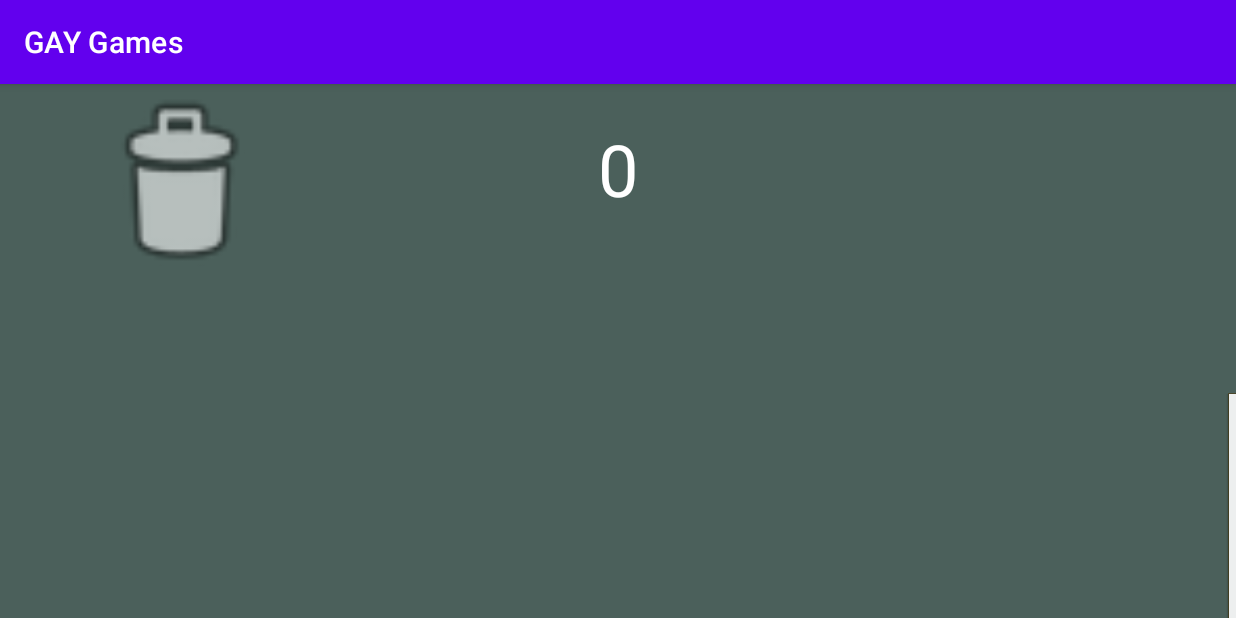
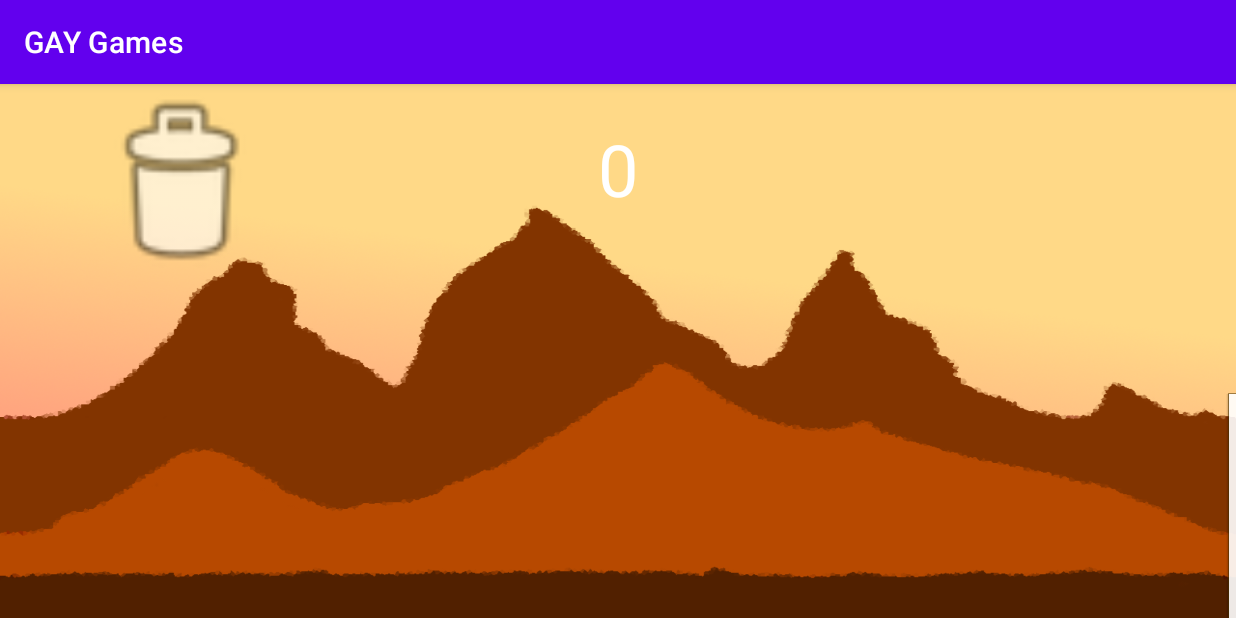
Before and after one commit to YusufHosny/GAYGames, an Android app: the RunnerActivity screen opened directly, with no data from a screen before it, on a phone screen of 824 x 412 dp (held sideways). Run offline under Robolectric (Android 15) with nearby library versions, the phone set to English and light mode, and no system bars; our stand-ins replace Volley; network calls fail.

Commit message:
Added Parallax Background to runner game, and added leaderboard score updates automatically

```diff
--- a/app/src/main/java/games/general/Leaderboard.java
+++ b/app/src/main/java/games/general/Leaderboard.java
@@ -78,9 +78,9 @@ public class Leaderboard {
         // sort arraylist with comparator that sorts by value, then key for same values
         entryList.sort((e1, e2) -> {
             if (e1.getValue().equals(e2.getValue())) {
-                return e1.getKey().compareTo(e2.getKey());
+                return - e1.getKey().compareTo(e2.getKey());
             }
-            return e1.getValue().compareTo(e2.getValue());
+            return - e1.getValue().compareTo(e2.getValue());
         });
 
         // add arraylist values in order to linked hashmap
--- /dev/null
+++ b/app/src/main/java/games/runner/ParallaxBackground.java
@@ -0,0 +1,31 @@
+package games.runner;
+
+import android.widget.ImageView;
+
+public class ParallaxBackground {
+
+    ScrollImageView layer1, layer2, layer3;
+
+    public ParallaxBackground(ImageView l1A, ImageView l1B, ImageView l2A, ImageView l2B,
+                              ImageView l3A, ImageView l3B, int spdMax) {
+
+        layer1 = new ScrollImageView(l1A, l1B, spdMax/4);
+        layer2 = new ScrollImageView(l2A, l2B, spdMax/2);
+        layer3 = new ScrollImageView(l3A, l3B, spdMax);
+
+
+    }
+
+    public void updateSpd(int spd) {
+        layer1.setSpd(spd/4);
+        layer2.setSpd(spd/2);
+        layer3.setSpd(spd);
+    }
+
+    public void next() {
+        layer1.next();
+        layer2.next();
+        layer3.next();
+    }
+
+}
--- /dev/null
+++ b/app/src/main/java/games/runner/ScrollImageView.java
@@ -0,0 +1,44 @@
+package games.runner;
+
+import android.widget.ImageView;
+
+import androidx.appcompat.app.AppCompatActivity;
+
+import com.example.gaygames.ui.gamesui.runner.RunnerActivity;
+
+public class ScrollImageView {
+
+    private final ImageView scroll1, scroll2;
+    private int spd;
+
+    public ScrollImageView(ImageView view1, ImageView view2, int speed) {
+        scroll1 = view1;
+        scroll2 = view2;
+        spd = speed;
+
+
+        // set to out of bounds
+        scroll2.setX(scroll1.getWidth());
+
+    }
+
+    public void setSpd(int newSpd) {
+        spd = newSpd;
+    }
+
+    public void next() {
+        ((AppCompatActivity) scroll2.getContext()).runOnUiThread( () -> {
+
+            // scrolling logic
+            scroll1.setX((scroll1.getX()) -spd * RunnerActivity.deltaT * 0.001f);
+            scroll2.setX((scroll2.getX()) -spd * RunnerActivity.deltaT * 0.001f);
+
+            // if out of bounds, clip to the other scrollview
+            if (scroll1.getX() < -scroll1.getWidth()) scroll1.setX(scroll2.getX() + scroll2.getWidth());
+            if (scroll2.getX() < -scroll2.getWidth()) scroll2.setX(scroll1.getX() + scroll1.getWidth());
+
+        });
+
+    }
+
+}
--- a/app/src/main/res/layout/activity_runner.xml
+++ b/app/src/main/res/layout/activity_runner.xml
@@ -5,15 +5,81 @@
     android:id="@+id/RunnerBg"
     android:layout_width="match_parent"
     android:layout_height="match_parent"
-    android:background="#4B605B"
+    android:background="@drawable/prbg"
     tools:context=".ui.gamesui.runner.RunnerActivity">
+
+    <ImageView
+        android:id="@+id/parallaxA1"
+        android:layout_width="wrap_content"
+        android:layout_height="wrap_content"
+        android:contentDescription="@string/parallaxbg"
+        android:scaleType="fitXY"
+        app:layout_constraintBottom_toBottomOf="parent"
+        app:layout_constraintEnd_toEndOf="parent"
+        app:layout_constraintStart_toStartOf="parent"
+        app:layout_constraintTop_toTopOf="parent"
+        app:layout_constraintVertical_bias="0.0"
+        app:srcCompat="@drawable/pra" />
+
+    <ImageView
+        android:id="@+id/parallaxA2"
+        android:layout_width="wrap_content"
+        android:layout_height="wrap_content"
+        android:contentDescription="@string/parallaxbg"
+        android:scaleType="fitXY"
+        app:layout_constraintBottom_toBottomOf="parent"
+        app:layout_constraintEnd_toEndOf="parent"
+        app:layout_constraintStart_toStartOf="parent"
+        app:layout_constraintTop_toTopOf="parent"
+        app:layout_constraintVertical_bias="0.0"
+        app:srcCompat="@drawable/pra" />
+
+    <ImageView
+        android:id="@+id/parallaxB1"
+        android:layout_width="wrap_content"
+        android:layout_height="wrap_content"
+        android:contentDescription="@string/parallaxbg"
+        android:scaleType="fitXY"
+        app:layout_constraintStart_toStartOf="parent"
+        app:layout_constraintTop_toTopOf="parent"
+        app:srcCompat="@drawable/prb" />
+
+    <ImageView
+        android:id="@+id/parallaxB2"
+        android:layout_width="wrap_content"
+        android:layout_height="wrap_content"
+        android:contentDescription="@string/parallaxbg"
+        android:scaleType="fitXY"
+        app:layout_constraintStart_toStartOf="parent"
+        app:layout_constraintTop_toTopOf="parent"
+        app:srcCompat="@drawable/prb" />
+
+    <ImageView
+        android:id="@+id/parallaxC1"
+        android:layout_width="wrap_content"
+        android:layout_height="wrap_content"
+        android:contentDescription="@string/parallaxbg"
+        android:scaleType="fitXY"
+        app:layout_constraintStart_toStartOf="parent"
+        app:layout_constraintTop_toTopOf="parent"
+        app:srcCompat="@drawable/prc" />
+
+    <ImageView
+        android:id="@+id/parallaxC2"
+        android:layout_width="wrap_content"
+        android:layout_height="wrap_content"
+        android:contentDescription="@string/parallaxbg"
+        android:scaleType="fitXY"
+        app:layout_constraintStart_toStartOf="parent"
+        app:layout_constraintTop_toTopOf="parent"
+        app:srcCompat="@drawable/prc" />
 
     <ImageView
         android:id="@+id/runnerImg"
         android:layout_width="90dp"
         android:layout_height="90dp"
         android:layout_marginStart="24dp"
-        android:layout_marginBottom="24dp"
+        android:layout_marginBottom="16dp"
         android:contentDescription="@string/runnerIconDescription"
         app:layout_constraintBottom_toBottomOf="parent"
         app:layout_constraintStart_toStartOf="parent"
```
Also changed, not shown: app/src/main/java/com/example/gaygames/ui/gamesui/runner/RunnerActivity.java (+59 -1 lines), app/src/main/java/com/example/gaygames/ui/gamesui/tictactoe/TicTacToeMPActivity.java (+16 -9 lines), app/src/main/res/drawable/pra.png (added), app/src/main/res/drawable/prb.png (added), app/src/main/res/drawable/prbg.png (added), app/src/main/res/drawable/prc.png (added).
